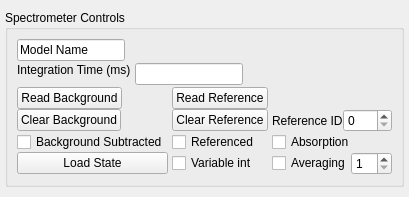
This is nplab/instrument/spectrometer/spectrometer_controls.ui in nanophotonics/nplab as Qt 5 draws it before an edit. The edited form follows.
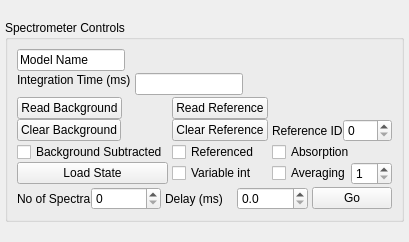
This is the edited form.

What changed in the file:
```diff
--- a/nplab/instrument/spectrometer/spectrometer_controls.ui
+++ b/nplab/instrument/spectrometer/spectrometer_controls.ui
@@ -6,8 +6,8 @@
    <rect>
     <x>0</x>
     <y>0</y>
-    <width>347</width>
-    <height>197</height>
+    <width>378</width>
+    <height>242</height>
    </rect>
   </property>
   <property name="sizePolicy">
@@ -294,6 +294,62 @@
         </item>
        </layout>
       </item>
+      <item>
+       <layout class="QGridLayout" name="time_control_gridLayout" rowstretch="0" columnstretch="3,3,0" rowminimumheight="0" columnminimumwidth="0,0,0">
+        <property name="horizontalSpacing">
+         <number>4</number>
+        </property>
+        <property name="verticalSpacing">
+         <number>0</number>
+        </property>
+        <item row="0" column="1">
+         <layout class="QHBoxLayout" name="horizontalLayout_3">
+          <item>
+           <widget class="QLabel" name="label_3">
+            <property name="text">
+             <string>Delay (ms)</string>
+            </property>
+           </widget>
+          </item>
+          <item>
+           <widget class="QDoubleSpinBox" name="delay_doubleSpinBox">
+            <property name="decimals">
+             <number>1</number>
+            </property>
+            <property name="maximum">
+             <double>10000.000000000000000</double>
+            </property>
+           </widget>
+          </item>
+         </layout>
+        </item>
+        <item row="0" column="2">
+         <widget class="QPushButton" name="time_series_pushButton">
+          <property name="text">
+           <string>Go</string>
+          </property>
+         </widget>
+        </item>
+        <item row="0" column="0">
+         <layout class="QHBoxLayout" name="horizontalLayout_6">
+          <item>
+           <widget class="QLabel" name="label_2">
+            <property name="text">
+             <string>No of Spectra</string>
+            </property>
+           </widget>
+          </item>
+          <item>
+           <widget class="QSpinBox" name="num_spectra_spinBox">
+            <property name="maximum">
+             <number>1000</number>
+            </property>
+           </widget>
+          </item>
+         </layout>
+        </item>
+       </layout>
+      </item>
      </layout>
      <zorder></zorder>
      <zorder></zorder>
```
Left out of the diff: 1 changed line with no effect on the pictures.
